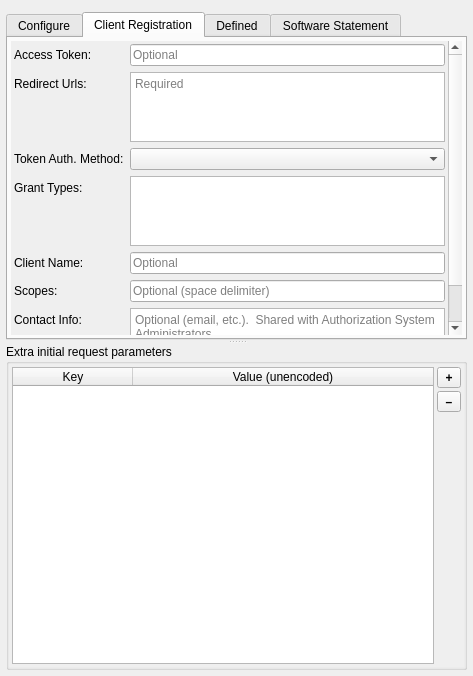
First picture: the form in src/auth/oauth2/qgsauthoauth2edit.ui, repository ogc-leedahl/QGIS, before the edit.
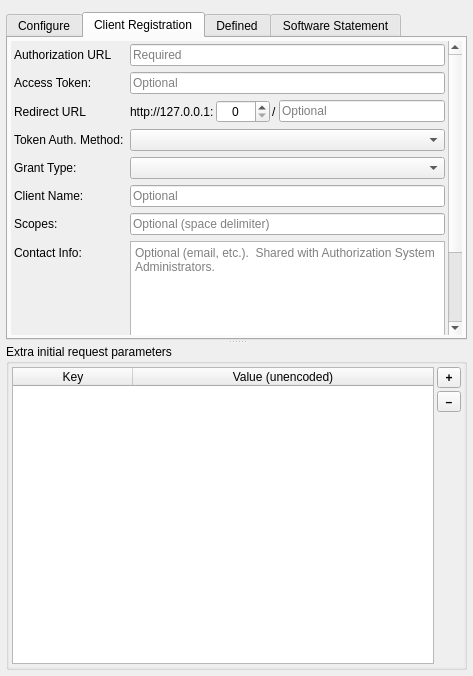
Second picture: the form after the edit. Icons and pictures are not drawn. Custom widgets are drawn as their Qt base class.

Commit message: Contains the fields for Dynamic Client Registration.

Diff of the .ui file:
```diff
--- a/src/auth/oauth2/qgsauthoauth2edit.ui
+++ b/src/auth/oauth2/qgsauthoauth2edit.ui
@@ -676,102 +676,181 @@
             <item row="0" column="0">
              <widget class="QLabel" name="lblAccessToken">
               <property name="text">
-               <string>Access Token:</string>
+               <string>Authorization URL</string>
               </property>
              </widget>
             </item>
             <item row="0" column="1">
              <widget class="QLineEdit" name="leAccessToken">
               <property name="placeholderText">
-               <string>Optional</string>
+               <string>Required</string>
               </property>
              </widget>
             </item>
             <item row="1" column="0">
              <widget class="QLabel" name="lblRedirectUrls">
               <property name="text">
-               <string>Redirect Urls:</string>
+               <string>Access Token:</string>
               </property>
              </widget>
             </item>
             <item row="1" column="1">
-             <widget class="QTextEdit" name="teRedirectUrls">
+             <widget class="QLineEdit" name="leRegAccessToken">
               <property name="placeholderText">
-               <string>Required</string>
+               <string>Optional</string>
               </property>
              </widget>
             </item>
             <item row="2" column="0">
-             <widget class="QLabel" name="lblTokenAuth">
+             <widget class="QLabel" name="lblRegRedirectUrl">
+              <property name="text">
+               <string>Redirect URL</string>
+              </property>
+              <property name="wordWrap">
+               <bool>true</bool>
+              </property>
+             </widget>
+            </item>
+            <item row="2" column="1" colspan="3">
+             <widget class="QFrame" name="frameRegRedirectUrl">
+              <layout class="QHBoxLayout" name="RegRedirectHLayout">
+               <property name="spacing">
+                <number>2</number>
+               </property>
+               <property name="leftMargin">
+                <number>0</number>
+               </property>
+               <property name="topMargin">
+                <number>0</number>
+               </property>
+               <property name="rightMargin">
+                <number>0</number>
+               </property>
+               <property name="bottomMargin">
+                <number>0</number>
+               </property>
+               <item>
+                <widget class="QLabel" name="lblRegRedirectIP">
+                 <property name="text">
+                  <string>http://127.0.0.1:</string>
+                 </property>
+                </widget>
+               </item>
+               <item>
+                <widget class="QSpinBox" name="spnbxRegRedirectPort">
+                 <property name="sizePolicy">
+                  <sizepolicy hsizetype="Maximum" vsizetype="Fixed">
+                   <horstretch>0</horstretch>
+                   <verstretch>0</verstretch>
+                  </sizepolicy>
+                 </property>
+                 <property name="toolTip">
+                  <string>Port number</string>
+                 </property>
+                 <property name="alignment">
+                  <set>Qt::AlignCenter</set>
+                 </property>
+                 <property name="minimum">
+                  <number>0</number>
+                 </property>
+                 <property name="maximum">
+                  <number>9999</number>
+                 </property>
+                 <property name="value">
+                  <number>0</number>
+                 </property>
+                </widget>
+               </item>
+               <item>
+                <widget class="QLabel" name="lblRegRedirectUrlSep">
+                 <property name="text">
+                  <string>/</string>
+                 </property>
+                </widget>
+               </item>
+               <item>
+                <widget class="QLineEdit" name="leRegRedirectUrl">
+                 <property name="minimumSize">
+                  <size>
+                   <width>50</width>
+                   <height>0</height>
+                  </size>
+                 </property>
+                 <property name="toolTip">
+                  <string>Subdirectory</string>
+                 </property>
+                 <property name="placeholderText">
+                  <string>Optional</string>
+                 </property>
+                </widget>
+               </item>
+              </layout>
+             </widget>
+            </item>
+            <item row="3" column="0">
+             <widget class="QLabel" name="lblRegTokenAuth">
               <property name="text">
                <string>Token Auth. Method:</string>
               </property>
              </widget>
             </item>
-            <item row="2" column="1">
-             <widget class="QComboBox" name="cmbbxTokenAuth">
+            <item row="3" column="1">
+             <widget class="QComboBox" name="cmbbxRegTokenAuth">
               <property name="editable">
                <bool>false</bool>
               </property>
              </widget>
             </item>
-            <item row="3" column="0">
-             <widget class="QLabel" name="lblGrantTypes">
-              <property name="text">
-               <string>Grant Types:</string>
-              </property>
-             </widget>
-            </item>
-            <item row="3" column="1">
-             <widget class="QListWidget" name="lstwdgGrantTypes">
-              <property name="selectionMode">
-               <enum>QAbstractItemView::ExtendedSelection</enum>
-              </property>
-              <property name="resizeMode">
-               <enum>QListView::Adjust</enum>
-              </property>
-             </widget>
-            </item>
             <item row="4" column="0">
              <widget class="QLabel" name="lblClientName">
               <property name="text">
-               <string>Client Name:</string>
+               <string>Grant Type:</string>
               </property>
              </widget>
             </item>
             <item row="4" column="1">
-             <widget class="QLineEdit" name="leClientName">
-              <property name="text">
-               <string/>
-              </property>
-              <property name="placeholderText">
-               <string>Optional</string>
-              </property>
-             </widget>
+             <widget class="QComboBox" name="cmbbxRegGrantType"/>
             </item>
             <item row="5" column="0">
              <widget class="QLabel" name="lblScopes">
               <property name="text">
-               <string>Scopes:</string>
+               <string>Client Name:</string>
               </property>
              </widget>
             </item>
             <item row="5" column="1">
-             <widget class="QLineEdit" name="leScopes">
+             <widget class="QLineEdit" name="leRegClientName">
+              <property name="text">
+               <string/>
+              </property>
               <property name="placeholderText">
-               <string>Optional (space delimiter)</string>
+               <string>Optional</string>
               </property>
              </widget>
             </item>
             <item row="6" column="0">
              <widget class="QLabel" name="lblContactInfo">
               <property name="text">
-               <string>Contact Info:</string>
+               <string>Scopes:</string>
               </property>
              </widget>
             </item>
             <item row="6" column="1">
-             <widget class="QTextEdit" name="teContactInfo">
+             <widget class="QLineEdit" name="leRegScopes">
+              <property name="placeholderText">
+               <string>Optional (space delimiter)</string>
+              </property>
+             </widget>
+            </item>
+            <item row="7" column="0">
+             <widget class="QLabel" name="lblRegContactInfo">
+              <property name="text">
+               <string>Contact Info:</string>
+              </property>
+             </widget>
+            </item>
+            <item row="7" column="1">
+             <widget class="QPlainTextEdit" name="teRegContactInfo">
               <property name="placeholderText">
                <string>Optional (email, etc.).  Shared with Authorization System Administrators.</string>
               </property>
```
Left out of the diff: 16 changed lines with no effect on the pictures. The commit also changes 4 other files.
